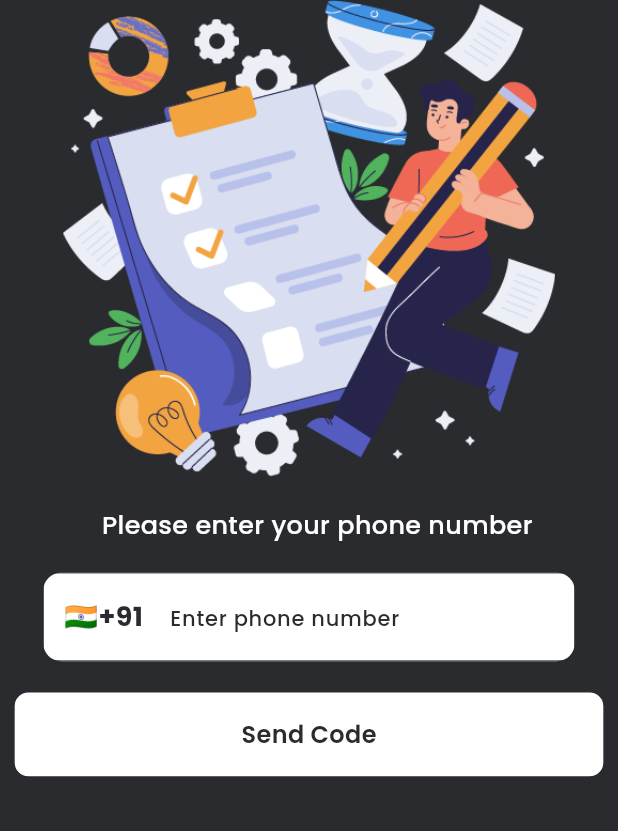
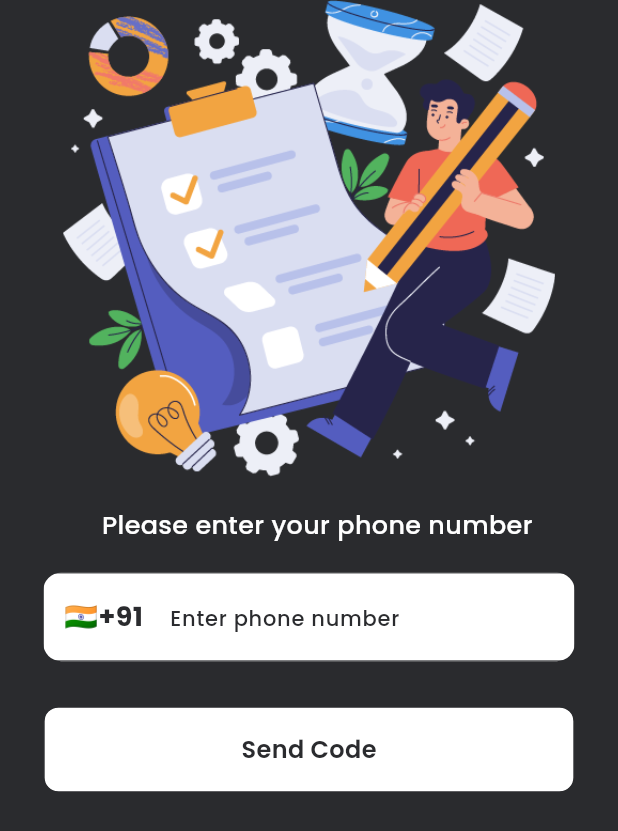
Before and after one commit to banku27/Task-Management-Firebase, a Flutter app: the LoginPage screen opened directly, on a phone screen of 412 x 824 dp. Shown: the top 831 px of the screen. Run offline on Flutter 3.47's test engine with Material 2 defaults, Android fonts, the phone set to English and light mode, and no system bars; our stand-ins replace country_picker, flutter_riverpod, flutter_screenutil, google_fonts, ionicons, pinput and 1 more.

Commit message:
otp sccreen

```diff
--- a/lib/features/auth/pages/login_page.dart
+++ b/lib/features/auth/pages/login_page.dart
@@ -8,6 +8,8 @@ import 'package:todo_with_firebase/common/widgets/custom_outline_button.dart';
 import 'package:todo_with_firebase/common/widgets/custom_text_field.dart';
 import 'package:todo_with_firebase/common/widgets/height_spacer.dart';
 import 'package:todo_with_firebase/common/widgets/reusable_text.dart';
+
+import 'otp_page.dart';
 
 class LoginPage extends ConsumerStatefulWidget {
   const LoginPage({super.key});
@@ -84,13 +86,22 @@ class _LoginPageState extends ConsumerState<LoginPage> {
                       ),
                     )),
               ),
-              const HeightSpacer(size: 20),
-              CustomOutlineButton(
-                width: AppConstants.kWidth * 0.9,
-                height: AppConstants.kHeight * 0.07,
-                text: 'Send Code',
-                color: AppConstants.kBkDark,
-                color2: AppConstants.kLight,
+              const HeightSpacer(size: 10),
+              Padding(
+                padding: const EdgeInsets.all(20.0),
+                child: CustomOutlineButton(
+                  onTap: () {
+                    Navigator.push(
+                        context,
+                        MaterialPageRoute(
+                            builder: (context) => const OtpPage()));
+                  },
+                  width: AppConstants.kWidth * 0.9,
+                  height: AppConstants.kHeight * 0.07,
+                  text: 'Send Code',
+                  color: AppConstants.kBkDark,
+                  color2: AppConstants.kLight,
+                ),
               ),
             ],
           ),
--- a/lib/main.dart
+++ b/lib/main.dart
@@ -1,7 +1,7 @@
 import 'package:flutter/material.dart';
 import 'package:todo_with_firebase/common/utils/constants.dart';
-import 'package:todo_with_firebase/features/onbording/pages/onboarding.dart';
 import 'package:flutter_screenutil/flutter_screenutil.dart';
+import 'package:todo_with_firebase/features/todo/pages/homepage.dart';
 
 void main() {
   runApp(const MyApp());
@@ -26,7 +26,7 @@ class MyApp extends StatelessWidget {
               useMaterial3: true,
             ),
             themeMode: ThemeMode.dark,
-            home: const OnBoarding(),
+            home: const HomePage(),
           );
         });
   }
--- a/pubspec.yaml
+++ b/pubspec.yaml
@@ -41,6 +41,7 @@ dependencies:
   smooth_page_indicator: ^1.1.0
   flutter_riverpod: ^2.3.6
   country_picker: ^2.0.20
+  pinput: ^2.3.0
 
 dev_dependencies:
   flutter_test:
```
Also changed, not shown: lib/features/auth/pages/otp_page.dart (added, +47 -0 lines), pubspec.lock, 2 other files.
